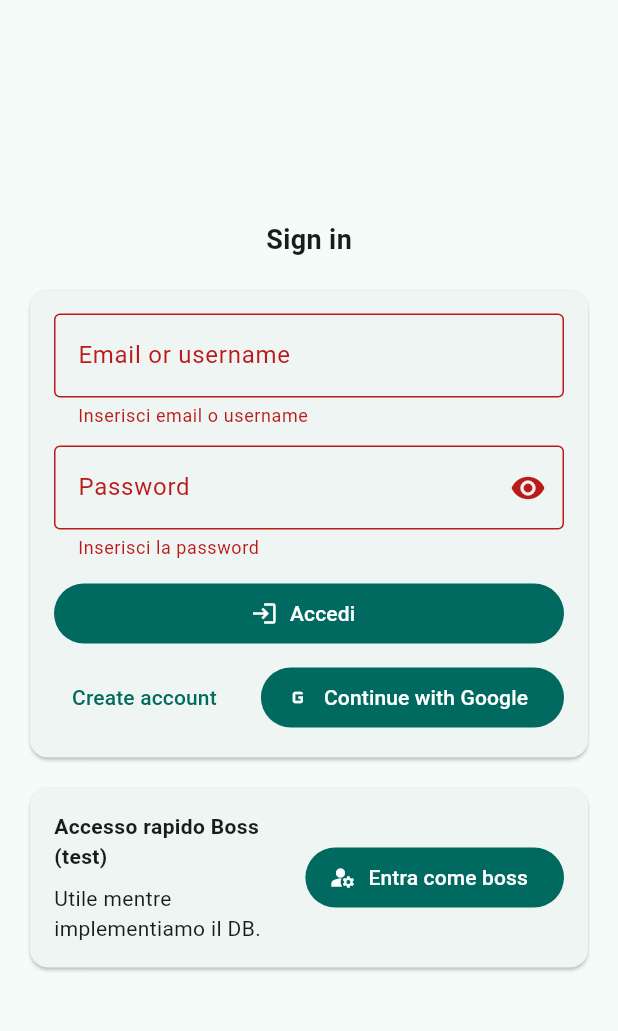
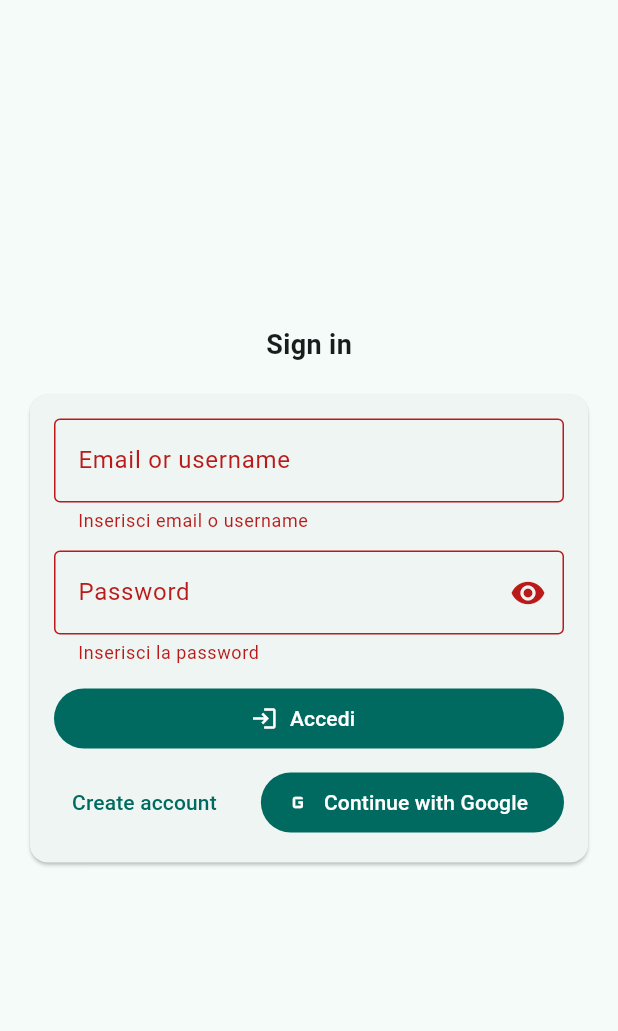
Before and after one commit to leopu00/turni, a Flutter app: the screen it shows after launch, after a tap on "Accedi", on a phone screen of 412 x 824 dp, the part 63-1094 px from its top. Run offline on Flutter 3.47's test engine with Material 3 defaults, Android fonts, the phone set to English and light mode, and no system bars; our stand-ins replace sqflite, supabase_flutter; accounts and stored records are empty.

Commit message:
feat(login_page): refactor authentication flow and improve boss availability hydration

```diff
--- a/lib/pages/login_page.dart
+++ b/lib/pages/login_page.dart
@@ -2,7 +2,6 @@ import 'package:flutter/material.dart';
 import 'package:supabase_flutter/supabase_flutter.dart';
 import 'dart:async';
 import 'package:flutter/foundation.dart' show kIsWeb;
-import '../data/auth_dao.dart';
 import '../data/repositories/availability_repository.dart';
 import '../state/availability_store.dart';
 import '../state/session_store.dart';
@@ -10,10 +9,6 @@ import 'boss_page.dart';
 
 import 'employee_home_page.dart';
 import 'sign_up_page.dart';
-
-enum _Role { boss, employee }
-
-
 
 class LoginPage extends StatefulWidget {
   const LoginPage({super.key, this.fromLogout = false});
@@ -44,6 +39,16 @@ class _LoginPageState extends State<LoginPage> {
     } catch (_) {}
   }
 
+  Future<void> _hydrateBossAvailability() async {
+    final client = Supabase.instance.client;
+    if (client.auth.currentUser == null) return;
+    try {
+      await AvailabilityRepository.instance.ensureProfileRow();
+      final all = await AvailabilityRepository.instance.getAllForBoss();
+      AvailabilityStore.instance.hydrateAllForBoss(all);
+    } catch (_) {}
+  }
+
   @override
   void initState() {
     super.initState();
@@ -61,27 +66,6 @@ class _LoginPageState extends State<LoginPage> {
     });
   }
 
-  Future<_Role?> _authenticate(String username, String password) async {
-    if (kIsWeb) {
-      // Fallback per Web/Chrome: sqflite non è supportato su web.
-      const users = <String, Map<String, String>>{
-        'boss': {'password': 'admin', 'role': 'boss'},
-        'mario': {'password': '1234', 'role': 'employee'},
-        'anna': {'password': 'abcd', 'role': 'employee'},
-      };
-      await Future.delayed(const Duration(milliseconds: 150));
-      final u = users[username.trim().toLowerCase()];
-      if (u == null) return null;
-      if (u['password'] != password) return null;
-      return u['role'] == 'boss' ? _Role.boss : _Role.employee;
-    }
-
-    // Mobile/desktop native: usa SQLite tramite AuthDao
-    final u = await AuthDao.instance.verifyLogin(username, password);
-    if (u == null) return null;
-    return u.role == 'boss' ? _Role.boss : _Role.employee;
-  }
-
   Future<void> _signUpEmail() async {
     if (!_formKey.currentState!.validate()) return;
     setState(() => _submitting = true);
@@ -93,13 +77,17 @@ class _LoginPageState extends State<LoginPage> {
       await client.auth.signUp(email: email, password: password);
       if (!mounted) return;
       ScaffoldMessenger.of(context).showSnackBar(
-        const SnackBar(content: Text('Sign up successful. Check your email to verify your account.')),
+        const SnackBar(
+          content: Text(
+            'Sign up successful. Check your email to verify your account.',
+          ),
+        ),
       );
     } catch (e) {
       if (!mounted) return;
-      ScaffoldMessenger.of(context).showSnackBar(
-        SnackBar(content: Text('Sign up error: $e')),
-      );
+      ScaffoldMessenger.of(
+        context,
+      ).showSnackBar(SnackBar(content: Text('Sign up error: $e')));
     } finally {
       if (mounted) setState(() => _submitting = false);
     }
@@ -122,6 +110,8 @@ class _LoginPageState extends State<LoginPage> {
 
     if (!mounted) return;
     if (role == 'boss') {
+      await _hydrateBossAvailability();
+      if (!mounted) return;
       session.loginBoss();
       Navigator.pushReplacement(
         context,
@@ -152,9 +142,9 @@ class _LoginPageState extends State<LoginPage> {
       // Su Web: dopo l'OAuth si torna all'origin e Supabase ripristina la sessione.
     } catch (e) {
       if (!mounted) return;
-      ScaffoldMessenger.of(context).showSnackBar(
-        SnackBar(content: Text('Google Sign-In error: $e')),
-      );
+      ScaffoldMessenger.of(
+        context,
+      ).showSnackBar(SnackBar(content: Text('Google Sign-In error: $e')));
     } finally {
       if (mounted) setState(() => _submitting = false);
     }
@@ -166,74 +156,70 @@ class _LoginPageState extends State<LoginPage> {
 
     final userInput = _userCtrl.text.trim();
     final password = _passCtrl.text;
-    bool looksLikeEmail(String s) => s.contains('@');
+    if (!userInput.contains('@')) {
+      ScaffoldMessenger.of(context).showSnackBar(
+        const SnackBar(content: Text('Inserisci un indirizzo email valido.')),
+      );
+      setState(() => _submitting = false);
+      return;
+    }
 
     try {
-      if (looksLikeEmail(userInput)) {
-        // ===== Supabase email/password =====
       final client = Supabase.instance.client;
-        await client.auth.signInWithPassword(email: userInput, password: password);
+      await client.auth.signInWithPassword(
+        email: userInput,
+        password: password,
+      );
 
       // Leggi ruolo dal profilo (se non c'è, default employee)
       var role = 'employee';
       try {
         final uid = client.auth.currentUser?.id;
         if (uid != null) {
-            final res = await client.from('profiles').select().eq('id', uid).limit(1);
-            if (res.isNotEmpty) role = (res.first['role'] as String?) ?? 'employee';
+          final res = await client
+              .from('profiles')
+              .select()
+              .eq('id', uid)
+              .limit(1);
+          if (res.isNotEmpty)
+            role = (res.first['role'] as String?) ?? 'employee';
         }
       } catch (_) {}
 
       if (!mounted) return;
       if (role == 'boss') {
+        await _hydrateBossAvailability();
+        if (!mounted) return;
         session.loginBoss();
-          Navigator.pushReplacement(context,
-            MaterialPageRoute(builder: (_) => const BossPage()));
+        Navigator.pushReplacement(
+          context,
+          MaterialPageRoute(builder: (_) => const BossPage()),
+        );
       } else {
         final email = client.auth.currentUser?.email ?? userInput;
         await _hydrateAvailability(email);
         if (!mounted) return;
         session.loginEmployee(email);
-          Navigator.pushReplacement(context,
-            MaterialPageRoute(builder: (_) => const EmployeeHomePage()));
-        }
-      } else {
-        // ===== Fallback: tuo SQLite per username/password =====
-        final u = await AuthDao.instance.verifyLogin(userInput, password);
-        if (u == null) throw Exception('Credenziali non valide');
-        final role = u.role == 'boss' ? 'boss' : 'employee';
-
-        if (!mounted) return;
-        if (role == 'boss') {
-          session.loginBoss();
-          Navigator.pushReplacement(context,
-            MaterialPageRoute(builder: (_) => const BossPage()));
-        } else {
-          session.loginEmployee(userInput);
-          Navigator.pushReplacement(context,
-            MaterialPageRoute(builder: (_) => const EmployeeHomePage()));
-        }
+        Navigator.pushReplacement(
+          context,
+          MaterialPageRoute(builder: (_) => const EmployeeHomePage()),
+        );
       }
     } on AuthApiException catch (e) {
       if (!mounted) return;
-      ScaffoldMessenger.of(context).showSnackBar(SnackBar(content: Text(e.message)));
+      ScaffoldMessenger.of(
+        context,
+      ).showSnackBar(SnackBar(content: Text(e.message)));
     } catch (_) {
       if (!mounted) return;
       ScaffoldMessenger.of(context).showSnackBar(
-        const SnackBar(content: Text('Credenziali non valide o errore di rete.')),
+        const SnackBar(
+          content: Text('Credenziali non valide o errore di rete.'),
+        ),
       );
     } finally {
       if (mounted) setState(() => _submitting = false);
     }
-  }
-
-  // Quick testing fallback entry point
-  void _goBoss() {
-    session.loginBoss();
-    Navigator.pushReplacement(
-      context,
-      MaterialPageRoute(builder: (_) => const BossPage()),
-    );
   }
 
   @override
@@ -275,8 +261,9 @@ class _LoginPageState extends State<LoginPage> {
                               border: OutlineInputBorder(),
                             ),
                             textInputAction: TextInputAction.next,
-                            validator: (v) =>
-                                (v == null || v.trim().isEmpty) ? 'Inserisci email o username' : null,
+                            validator: (v) => (v == null || v.trim().isEmpty)
+                                ? 'Inserisci email o username'
+                                : null,
                           ),
                           const SizedBox(height: 12),
                           _PasswordField(
@@ -292,7 +279,9 @@ class _LoginPageState extends State<LoginPage> {
                                   ? const SizedBox(
                                       width: 16,
                                       height: 16,
-                                      child: CircularProgressIndicator(strokeWidth: 2),
+                                      child: CircularProgressIndicator(
+                                        strokeWidth: 2,
+                                      ),
                                     )
                                   : const Icon(Icons.login),
                               label: const Text('Accedi'),
@@ -306,13 +295,17 @@ class _LoginPageState extends State<LoginPage> {
                                     ? null
                                     : () => Navigator.push(
                                         context,
-                                          MaterialPageRoute(builder: (_) => const SignUpPage()),
+                                        MaterialPageRoute(
+                                          builder: (_) => const SignUpPage(),
+                                        ),
                                       ),
                                 child: const Text('Create account'),
                               ),
                               const Spacer(),
                               FilledButton.icon(
-                                onPressed: _submitting ? null : _signInWithGoogle,
+                                onPressed: _submitting
+                                    ? null
+                                    : _signInWithGoogle,
                                 icon: const Icon(Icons.g_mobiledata),
                                 label: const Text('Continue with Google'),
                               ),
@@ -320,31 +313,6 @@ class _LoginPageState extends State<LoginPage> {
                           ),
                         ],
                       ),
-                    ),
-                  ),
-                ),
-                const SizedBox(height: 12),
-                Card(
-                  child: Padding(
-                    padding: const EdgeInsets.all(16),
-                    child: Row(
-                      children: [
-                        const Expanded(
-                          child: Column(
-                            crossAxisAlignment: CrossAxisAlignment.start,
-                            children: [
-                              Text('Accesso rapido Boss (test)', style: TextStyle(fontWeight: FontWeight.bold)),
-                              SizedBox(height: 8),
-                              Text('Utile mentre implementiamo il DB.'),
-                            ],
-                          ),
-                        ),
-                        FilledButton.icon(
-                          onPressed: _goBoss,
-                          icon: const Icon(Icons.manage_accounts),
-                          label: const Text('Entra come boss'),
-                        ),
-                      ],
                     ),
                   ),
                 ),
@@ -382,7 +350,8 @@ class _PasswordFieldState extends State<_PasswordField> {
         ),
       ),
       obscureText: _obscure,
-      validator: (v) => (v == null || v.isEmpty) ? 'Inserisci la password' : null,
+      validator: (v) =>
+          (v == null || v.isEmpty) ? 'Inserisci la password' : null,
       onFieldSubmitted: (_) => widget.onSubmit(),
     );
   }
```
Lines whose indentation alone changed are shown as unchanged.
